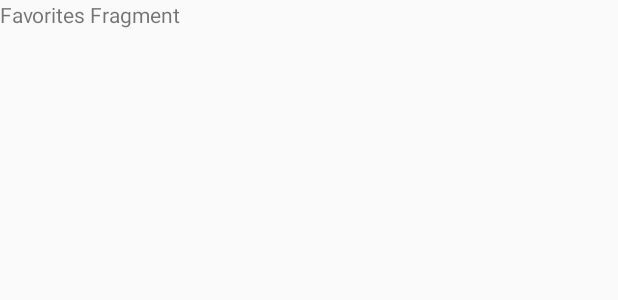
After one commit to rahatlatici-sesler/rahatlatici-sesler-android, an Android app: the layout fragment_favorites.xml on its own in the app's theme, with its tools: preview values and no code run, on a phone screen of 412 x 824 dp. The commit adds this screen. Shown: the top 300 px of the screen. Run offline under Robolectric (Android 15) with nearby library versions, the phone set to English and light mode, and no system bars.

Commit message:
Favoriler ve kitaplik fragmentlari eklendi

```diff
--- a/app/src/main/java/com/serkancay/rahatlaticisesler/BaseActivity.java
+++ b/app/src/main/java/com/serkancay/rahatlaticisesler/BaseActivity.java
@@ -21,6 +21,9 @@ public class BaseActivity extends AppCompatActivity {
 
     public int getLayoutId() {
         return -1;
+    }
+
+    public void bindEvents() {
     }
 
     public void onCreated() {
@@ -47,6 +50,7 @@ public class BaseActivity extends AppCompatActivity {
         }
 
         onCreated();
+        bindEvents();
     }
 
     @Override
--- a/app/src/main/java/com/serkancay/rahatlaticisesler/main/MainView.java
+++ b/app/src/main/java/com/serkancay/rahatlaticisesler/main/MainView.java
@@ -9,5 +9,4 @@ import com.serkancay.rahatlaticisesler.BaseFragment;
 public interface MainView {
 
     void setFragment(BaseFragment fragment);
-
 }
--- a/app/src/main/java/com/serkancay/rahatlaticisesler/widget/BottomNavigationBar.java
+++ b/app/src/main/java/com/serkancay/rahatlaticisesler/widget/BottomNavigationBar.java
@@ -87,6 +87,7 @@ public class BottomNavigationBar extends LinearLayout implements OnClickListener
         mInflater.inflate(RESOURCE, this);
         initViews();
         bindEvents();
+        displayFavoritesSelectedUI();
     }
 
     private void initViews() {
--- a/app/src/main/res/layout/activity_main.xml
+++ b/app/src/main/res/layout/activity_main.xml
@@ -6,12 +6,14 @@
     android:orientation="vertical"
     tools:context=".main.MainActivity">
 
-    <View
+    <FrameLayout
+        android:id="@+id/flContent"
         android:layout_width="match_parent"
         android:layout_height="0px"
         android:layout_weight="1" />
 
     <com.serkancay.rahatlaticisesler.widget.BottomNavigationBar
+        android:id="@+id/bottomNavigationBar"
         android:layout_width="match_parent"
         android:layout_height="wrap_content" />
 
--- /dev/null
+++ b/app/src/main/res/layout/fragment_favorites.xml
@@ -0,0 +1,12 @@
+<?xml version="1.0" encoding="utf-8"?>
+<LinearLayout xmlns:android="http://schemas.android.com/apk/res/android"
+    android:layout_width="match_parent"
+    android:layout_height="match_parent"
+    android:orientation="vertical">
+
+    <TextView
+        android:text="Favorites Fragment"
+        android:layout_width="wrap_content"
+        android:layout_height="wrap_content" />
+
+</LinearLayout>
```
Also changed, not shown: app/src/main/java/com/serkancay/rahatlaticisesler/favorites/FavoritesFragment.java (added, +16 -0 lines), app/src/main/java/com/serkancay/rahatlaticisesler/library/LibraryFragment.java (added, +16 -0 lines), app/src/main/java/com/serkancay/rahatlaticisesler/main/MainActivity.java (+29 -1 lines), app/src/main/java/com/serkancay/rahatlaticisesler/main/MainPresenter.java (+26 -0 lines), app/src/main/res/layout/fragment_library.xml (added, +12 -0 lines).
